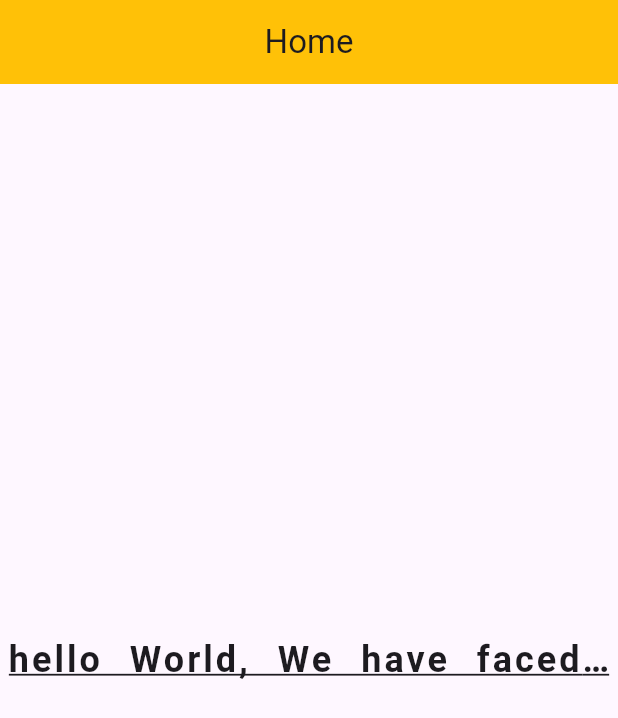
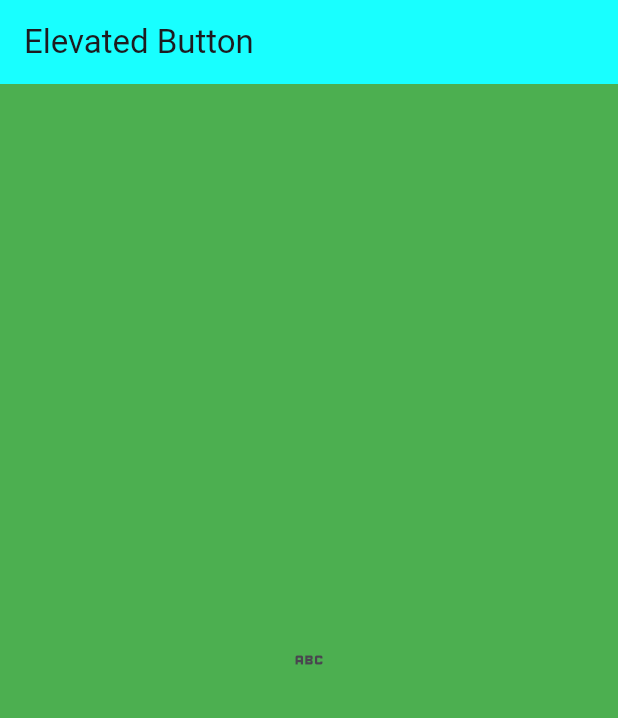
Before and after one commit to salmasultana4494/Ostad-Flutter-7, a Flutter app: the screen it shows after launch, on a phone screen of 412 x 824 dp. Shown: the top 718 px of the screen. Run offline on Flutter 3.47's test engine with Material 3 defaults, Android fonts, the phone set to English and light mode, and no system bars.

Commit message:
button and image

```diff
--- a/Projects/One/lib/main.dart
+++ b/Projects/One/lib/main.dart
@@ -1,36 +1,108 @@
 import 'package:flutter/material.dart';
 
 void main() {
-  runApp(IntroApp());
+  runApp(Buttons());
 }
 
-class IntroApp extends StatelessWidget{
+class Buttons extends StatelessWidget {
+  const Buttons({super.key});
+
   @override
   Widget build(BuildContext context) {
     return MaterialApp(
-     home: Scaffold(
+      home: ElevatedButton(),
+    );
+  }
+}
+
+class ElevatedButton extends StatelessWidget {
+  const ElevatedButton({super.key});
+
+  @override
+  Widget build(BuildContext context) {
+    return Scaffold(
+      backgroundColor: Colors.green,
       appBar: AppBar(
-         backgroundColor: Colors.amber,
-         title: Center(
-           child: Text("Home"),
-         ),
+        title: Text('Elevated Button'),
+        backgroundColor: Colors.cyanAccent,
       ),
       body: Center(
-         child: Text("hello World, We have faced a huge problem to my leg" ,
-           textAlign: TextAlign.center,
-           maxLines: 1,
-           style: TextStyle(
-           fontSize: 24,
-           fontWeight: FontWeight.bold,
-           decoration: TextDecoration.underline,
-           letterSpacing: 2,
-           wordSpacing: 10,
-             overflow: TextOverflow.ellipsis,
+        child: IconButton(onPressed: () {
+          print('pressed');
+        }, icon:Icon(Icons.abc,)
 
-         ),),
-       ),
+        )
       ),
     );
   }
+}
 
+class ImageAndScaffold extends StatelessWidget {
+  const ImageAndScaffold({super.key});
+
+  @override
+  Widget build(BuildContext context) {
+    return const MaterialApp(
+      home: Home(),
+    );
   }
+}
+
+class Home extends StatelessWidget {
+  const Home({super.key});
+
+  @override
+  Widget build(BuildContext context) {
+    return Scaffold(
+      appBar: AppBar(
+        title: Text("Image"),
+        backgroundColor: Colors.cyanAccent,
+      ),
+      body: Center(
+        child: Image.asset(
+          'assets/images/rose.jpg',
+          width: 250,
+          height: 250,
+          fit: BoxFit.cover,
+        ),
+        //child: Image.network("https://www.google.com/search?sca_esv=dcbcba9590325d4b&sca_upv=1&sxsrf=ADLYWIKQAqK7Tbv7mJsLw8uxrfLiepsUQQ:1726205925842&q=flower+pictures&udm=2&fbs=AEQNm0Aa4sjWe7Rqy32pFwRj0UkWd8nbOJfsBGGB5IQQO6L3J_86uWOeqwdnV0yaSF-x2jo6Ttnu6iRjjgGjARfLolnBoLZZFBaghikH-Cd5D8-jDvC-_h7g9ohAN2yKByh2pgojEaF7fDNtZ7iWtirA9J9kzMSe2VBYlJKDm9fBpalu0yZE1iw&sa=X&ved=2ahUKEwjtkJOYmr-IAxV7z6ACHeQkFAYQtKgLegQIFRAB&biw=1366&bih=607#vhid=YWR9bIPGG_6FMM&vssid=mosaic"),
+        // child: Icon(
+        //   Icons.android,
+        //   size: 440,
+        //   color: Colors.blueAccent
+        // ),
+      ),
+    );
+  }
+}
+
+// class IntroApp extends StatelessWidget{
+//   @override
+//   Widget build(BuildContext context) {
+//    return MaterialApp(
+//      home: Scaffold(
+//        appBar: AppBar(
+//          backgroundColor: Colors.amber,
+//          title: Center(
+//            child: Text("Home"),
+//          ),
+//        ),
+//        body: Center(
+//          child: Text("hello World, We have faced a huge problem to my leg" ,
+//            textAlign: TextAlign.center,
+//            maxLines: 1,
+//            style: TextStyle(
+//            fontSize: 24,
+//            fontWeight: FontWeight.bold,
+//            decoration: TextDecoration.underline,
+//            letterSpacing: 2,
+//            wordSpacing: 10,
+//              overflow: TextOverflow.ellipsis,
+//
+//          ),),
+//        ),
+//      ),
+//    );
+//   }
+//
+// }
--- a/Projects/One/pubspec.yaml
+++ b/Projects/One/pubspec.yaml
@@ -59,8 +59,8 @@ flutter:
   uses-material-design: true
 
   # To add assets to your application, add an assets section, like this:
-  # assets:
-  #   - images/a_dot_burr.jpeg
+  assets:
+    - assets/images/
   #   - images/a_dot_ham.jpeg
 
   # An image asset can refer to one or more resolution-specific "variants", see
```
Lines whose indentation alone changed are shown as unchanged.
